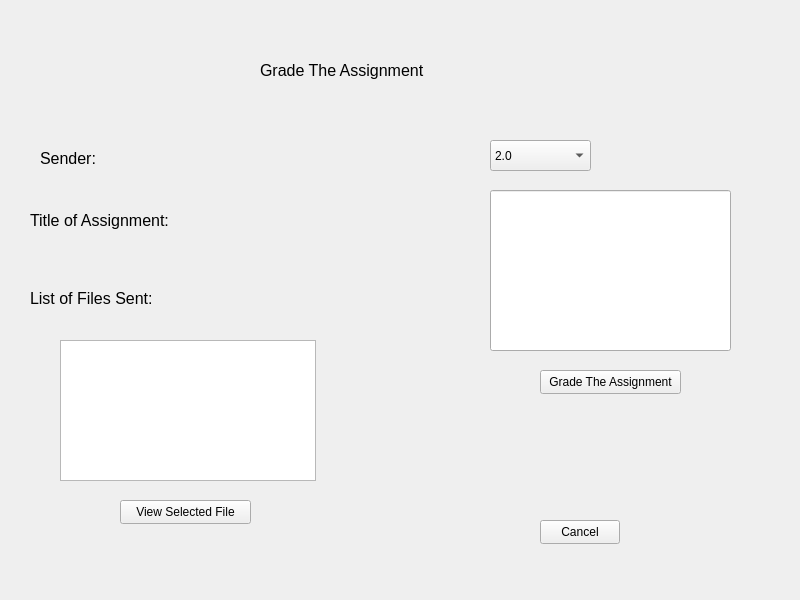
The window that professormain.ui (ppera72/E-LearningPlatform) describes before a commit, drawn with Qt 5.
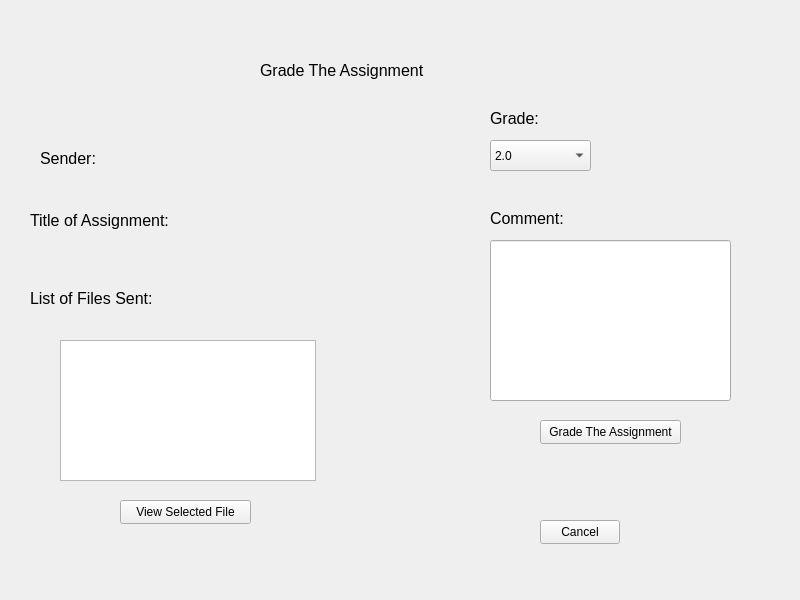
The same window after the commit. The open tabs and pages were chosen to show the change.

Patch:
```diff
--- a/professormain.ui
+++ b/professormain.ui
@@ -1271,7 +1271,7 @@
      <property name="geometry">
       <rect>
        <x>540</x>
-       <y>370</y>
+       <y>420</y>
        <width>141</width>
        <height>24</height>
       </rect>
@@ -1337,7 +1337,7 @@
      <property name="geometry">
       <rect>
        <x>490</x>
-       <y>190</y>
+       <y>240</y>
        <width>241</width>
        <height>161</height>
       </rect>
@@ -1346,6 +1346,42 @@
       <set>Qt::AlignmentFlag::AlignLeading|Qt::AlignmentFlag::AlignLeft|Qt::AlignmentFlag::AlignTop</set>
      </property>
     </widget>
+    <widget class="QLabel" name="label">
+     <property name="geometry">
+      <rect>
+       <x>490</x>
+       <y>110</y>
+       <width>49</width>
+       <height>16</height>
+      </rect>
+     </property>
+     <property name="font">
+      <font>
+       <pointsize>12</pointsize>
+      </font>
+     </property>
+     <property name="text">
+      <string>Grade:</string>
+     </property>
+    </widget>
+    <widget class="QLabel" name="label_2">
+     <property name="geometry">
+      <rect>
+       <x>490</x>
+       <y>210</y>
+       <width>91</width>
+       <height>16</height>
+      </rect>
+     </property>
+     <property name="font">
+      <font>
+       <pointsize>12</pointsize>
+      </font>
+     </property>
+     <property name="text">
+      <string>Comment:</string>
+     </property>
+    </widget>
    </widget>
    <widget class="QWidget" name="PMGTAViewFilePage">
     <widget class="QPlainTextEdit" name="plainTextEdit">
```
Left out of the diff: 2 changed lines with no effect on the pictures.
